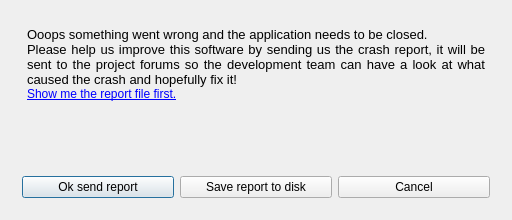
Old version of the form ground/gcs/src/crashreporterapp/mainwindow.ui in the repository TauLabs/TauLabs.
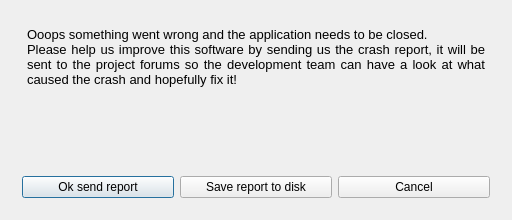
New version of the form. Icons and pictures are not drawn.

Commit message:
crashreporter: Don't offer to let user view file
This tried to open it in gedit on my system, which choked on the raw dump
data and hung using 100% CPU.

Diff of the .ui file:
```diff
--- a/ground/gcs/src/crashreporterapp/mainwindow.ui
+++ b/ground/gcs/src/crashreporterapp/mainwindow.ui
@@ -63,7 +63,7 @@
 &lt;/style&gt;&lt;/head&gt;&lt;body style=&quot; font-family:'Sans Serif'; font-size:9pt; font-weight:400; font-style:normal;&quot;&gt;
 &lt;p align=&quot;justify&quot; style=&quot; margin-top:0px; margin-bottom:0px; margin-left:0px; margin-right:0px; -qt-block-indent:0; text-indent:0px;&quot;&gt;&lt;img src=&quot;:/pictures/resources/SadPenguin.PNG&quot; width=&quot;120&quot; height=&quot;120&quot; style=&quot;float: left;&quot; /&gt;&lt;span style=&quot; font-size:10pt;&quot;&gt;Ooops something went wrong and the application needs to be closed.&lt;/span&gt;&lt;/p&gt;
 &lt;p align=&quot;justify&quot; style=&quot; margin-top:0px; margin-bottom:0px; margin-left:0px; margin-right:0px; -qt-block-indent:0; text-indent:0px;&quot;&gt;&lt;span style=&quot; font-size:10pt;&quot;&gt;Please help us improve this software by sending us the crash report, it will be sent to the project forums so the development team can have a look at what caused the crash and hopefully fix it!&lt;/span&gt;&lt;/p&gt;
-&lt;p align=&quot;justify&quot; style=&quot; margin-top:0px; margin-bottom:0px; margin-left:0px; margin-right:0px; -qt-block-indent:0; text-indent:0px;&quot;&gt;&lt;a href=&quot;dump&quot;&gt;&lt;span style=&quot; text-decoration: underline; color:#0000ff;&quot;&gt;Show me the report file first.&lt;/span&gt;&lt;/a&gt;&lt;/p&gt;&lt;/body&gt;&lt;/html&gt;</string>
+&lt;/body&gt;&lt;/html&gt;</string>
           </property>
           <property name="openLinks">
            <bool>false</bool>
```
